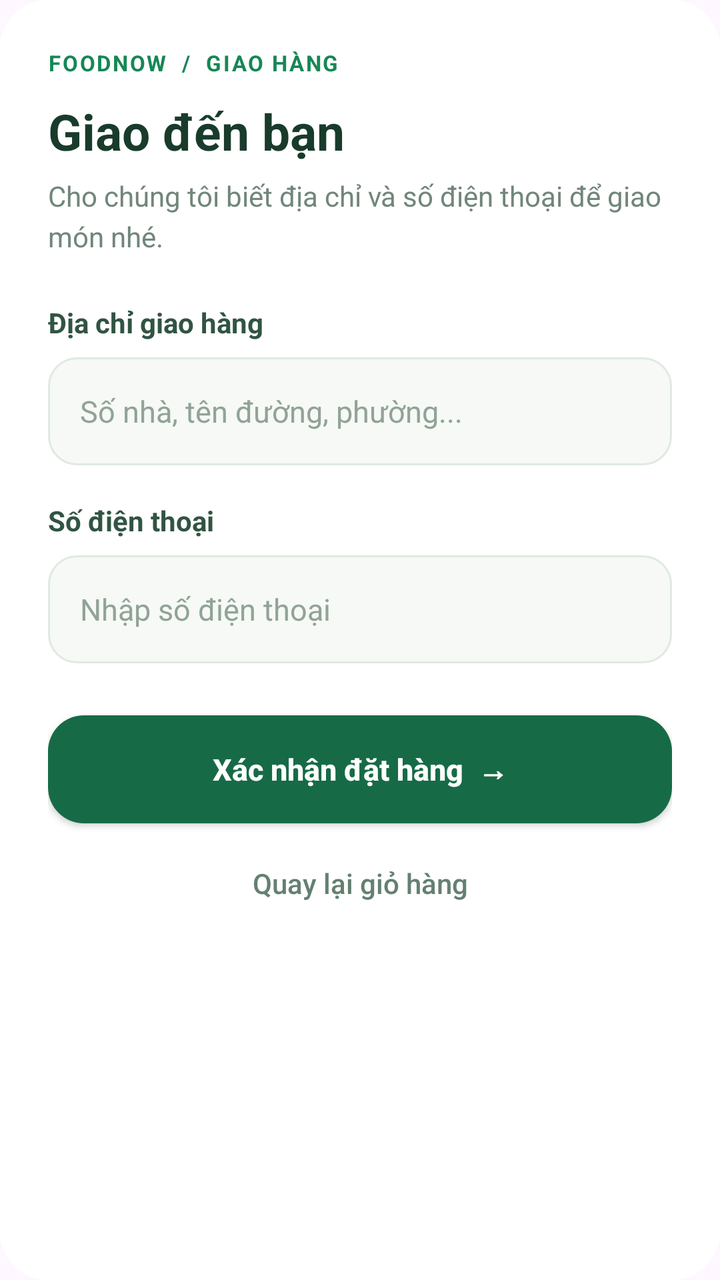
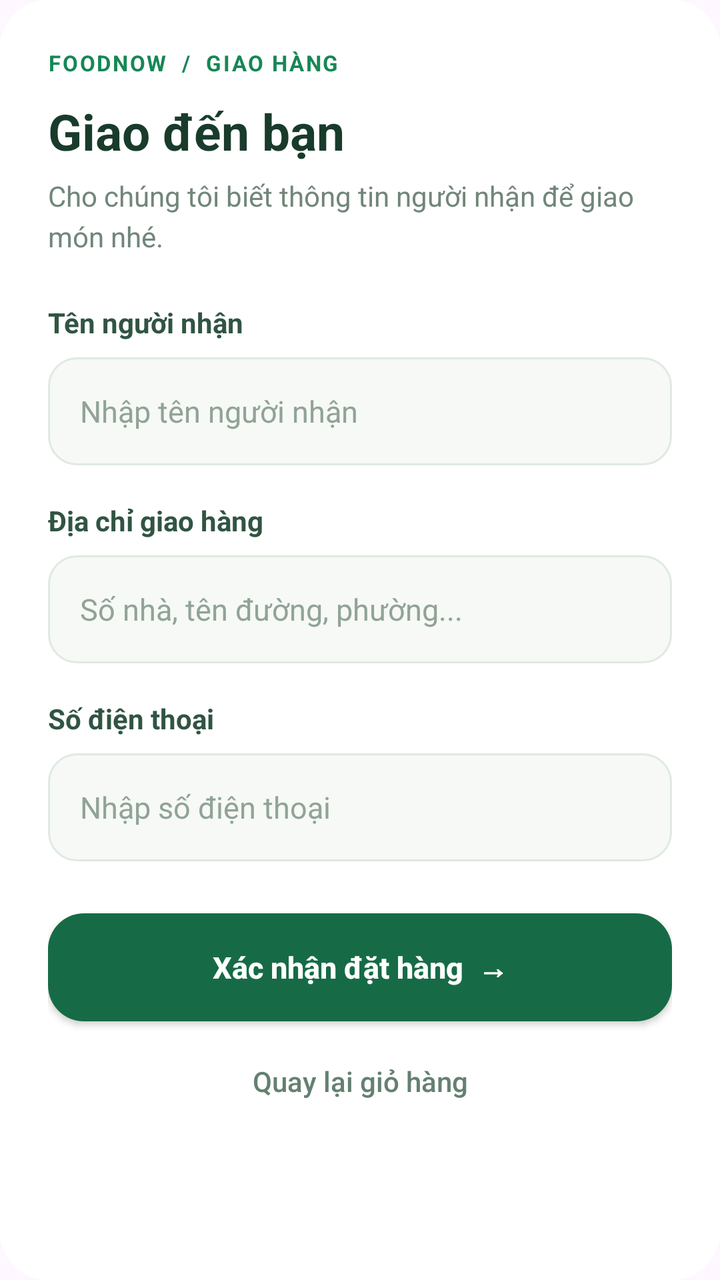

Before-and-after screenshots of an Android layout around one commit, followed by the original layout XML and the change that was made.
<!-- AndroidManifest.xml: application theme Theme.Project_FoodApp -->
<!-- res/layout/dialog_delivery.xml -->
<?xml version="1.0" encoding="utf-8"?>
<ScrollView xmlns:android="http://schemas.android.com/apk/res/android" android:layout_width="match_parent" android:layout_height="wrap_content" android:fillViewport="true" android:background="@drawable/bg_delivery_dialog" android:overScrollMode="ifContentScrolls">
    <LinearLayout android:layout_width="match_parent" android:layout_height="wrap_content" android:orientation="vertical" android:padding="24dp">
        <TextView android:layout_width="wrap_content" android:layout_height="wrap_content" android:text="FOODNOW  /  GIAO HÀNG" android:textColor="#168755" android:textSize="11sp" android:textStyle="bold" android:letterSpacing="0.08" />
        <TextView android:layout_width="match_parent" android:layout_height="wrap_content" android:layout_marginTop="10dp" android:text="Giao đến bạn" android:textColor="#193B2B" android:textSize="25sp" android:textStyle="bold" />
        <TextView android:layout_width="match_parent" android:layout_height="wrap_content" android:layout_marginTop="6dp" android:text="Cho chúng tôi biết địa chỉ và số điện thoại để giao món nhé." android:textColor="#71867A" android:textSize="14sp" android:lineSpacingExtra="4dp" />
        <TextView android:layout_width="match_parent" android:layout_height="wrap_content" android:layout_marginTop="24dp" android:text="Địa chỉ giao hàng" android:textColor="#315443" android:textSize="14sp" android:textStyle="bold" />
        <EditText android:id="@+id/deliveryAddress" android:layout_width="match_parent" android:layout_height="wrap_content" android:minHeight="54dp" android:layout_marginTop="8dp" android:background="@drawable/bg_delivery_input" android:paddingStart="16dp" android:paddingEnd="16dp" android:paddingTop="12dp" android:paddingBottom="12dp" android:hint="Số nhà, tên đường, phường..." android:textSize="15sp" android:textColor="#193B2B" android:textColorHint="#91A397" android:inputType="textPostalAddress|textCapSentences" />
        <TextView android:layout_width="match_parent" android:layout_height="wrap_content" android:layout_marginTop="18dp" android:text="Số điện thoại" android:textColor="#315443" android:textSize="14sp" android:textStyle="bold" />
        <EditText android:id="@+id/deliveryPhone" android:layout_width="match_parent" android:layout_height="wrap_content" android:minHeight="54dp" android:layout_marginTop="8dp" android:background="@drawable/bg_delivery_input" android:paddingStart="16dp" android:paddingEnd="16dp" android:paddingTop="12dp" android:paddingBottom="12dp" android:hint="Nhập số điện thoại" android:textSize="15sp" android:textColor="#193B2B" android:textColorHint="#91A397" android:inputType="phone" />
        <androidx.appcompat.widget.AppCompatButton android:id="@+id/confirmDelivery" android:layout_width="match_parent" android:layout_height="54dp" android:layout_marginTop="26dp" android:background="@drawable/bg_button_green" android:text="Xác nhận đặt hàng  →" android:textAllCaps="false" android:textColor="#FFFFFF" android:textSize="15sp" android:textStyle="bold" />
        <androidx.appcompat.widget.AppCompatButton android:id="@+id/cancelDelivery" android:layout_width="match_parent" android:layout_height="48dp" android:layout_marginTop="6dp" android:background="@android:color/transparent" android:text="Quay lại giỏ hàng" android:textAllCaps="false" android:textColor="#648071" android:textSize="14sp" />
    </LinearLayout>
</ScrollView>
<!-- resources referenced by this layout -->
<resources>
  <!-- drawable bg_button_green (drawable) -->
  <shape xmlns:android="http://schemas.android.com/apk/res/android" android:shape="rectangle">
      <solid android:color="#166B46" />
      <corners android:radius="18dp" />
  </shape>
  <!-- drawable bg_delivery_dialog (drawable) -->
  <shape xmlns:android="http://schemas.android.com/apk/res/android"><solid android:color="#FFFFFF"/><corners android:radius="24dp"/></shape>
  <!-- drawable bg_delivery_input (drawable) -->
  <shape xmlns:android="http://schemas.android.com/apk/res/android"><solid android:color="#F6F9F5"/><corners android:radius="14dp"/><stroke android:width="1dp" android:color="#DFEAE1"/></shape>
  <style name="Theme.Project_FoodApp" parent="Base.Theme.Project_FoodApp" />
  <style name="Base.Theme.Project_FoodApp" parent="Theme.Material3.Light.NoActionBar">
          <item name="android:statusBarColor">#F6F8F4</item>
          <item name="android:windowLightStatusBar">true</item>
          <item name="android:navigationBarColor">#F6F8F4</item>
          <item name="android:windowLightNavigationBar">true</item>
      </style>
</resources>

<!-- the commit's change to res/layout/dialog_delivery.xml (unified diff, before → after) -->
@@ -3,8 +3,10 @@
     <LinearLayout android:layout_width="match_parent" android:layout_height="wrap_content" android:orientation="vertical" android:padding="24dp">
         <TextView android:layout_width="wrap_content" android:layout_height="wrap_content" android:text="FOODNOW  /  GIAO HÀNG" android:textColor="#168755" android:textSize="11sp" android:textStyle="bold" android:letterSpacing="0.08" />
         <TextView android:layout_width="match_parent" android:layout_height="wrap_content" android:layout_marginTop="10dp" android:text="Giao đến bạn" android:textColor="#193B2B" android:textSize="25sp" android:textStyle="bold" />
-        <TextView android:layout_width="match_parent" android:layout_height="wrap_content" android:layout_marginTop="6dp" android:text="Cho chúng tôi biết địa chỉ và số điện thoại để giao món nhé." android:textColor="#71867A" android:textSize="14sp" android:lineSpacingExtra="4dp" />
-        <TextView android:layout_width="match_parent" android:layout_height="wrap_content" android:layout_marginTop="24dp" android:text="Địa chỉ giao hàng" android:textColor="#315443" android:textSize="14sp" android:textStyle="bold" />
+        <TextView android:layout_width="match_parent" android:layout_height="wrap_content" android:layout_marginTop="6dp" android:text="Cho chúng tôi biết thông tin người nhận để giao món nhé." android:textColor="#71867A" android:textSize="14sp" android:lineSpacingExtra="4dp" />
+        <TextView android:layout_width="match_parent" android:layout_height="wrap_content" android:layout_marginTop="24dp" android:text="Tên người nhận" android:textColor="#315443" android:textSize="14sp" android:textStyle="bold" />
+        <EditText android:id="@+id/deliveryName" android:layout_width="match_parent" android:layout_height="wrap_content" android:minHeight="54dp" android:layout_marginTop="8dp" android:background="@drawable/bg_delivery_input" android:paddingStart="16dp" android:paddingEnd="16dp" android:hint="Nhập tên người nhận" android:textSize="15sp" android:textColor="#193B2B" android:textColorHint="#91A397" android:inputType="textPersonName|textCapWords" />
+        <TextView android:layout_width="match_parent" android:layout_height="wrap_content" android:layout_marginTop="18dp" android:text="Địa chỉ giao hàng" android:textColor="#315443" android:textSize="14sp" android:textStyle="bold" />
         <EditText android:id="@+id/deliveryAddress" android:layout_width="match_parent" android:layout_height="wrap_content" android:minHeight="54dp" android:layout_marginTop="8dp" android:background="@drawable/bg_delivery_input" android:paddingStart="16dp" android:paddingEnd="16dp" android:paddingTop="12dp" android:paddingBottom="12dp" android:hint="Số nhà, tên đường, phường..." android:textSize="15sp" android:textColor="#193B2B" android:textColorHint="#91A397" android:inputType="textPostalAddress|textCapSentences" />
         <TextView android:layout_width="match_parent" android:layout_height="wrap_content" android:layout_marginTop="18dp" android:text="Số điện thoại" android:textColor="#315443" android:textSize="14sp" android:textStyle="bold" />
         <EditText android:id="@+id/deliveryPhone" android:layout_width="match_parent" android:layout_height="wrap_content" android:minHeight="54dp" android:layout_marginTop="8dp" android:background="@drawable/bg_delivery_input" android:paddingStart="16dp" android:paddingEnd="16dp" android:paddingTop="12dp" android:paddingBottom="12dp" android:hint="Nhập số điện thoại" android:textSize="15sp" android:textColor="#193B2B" android:textColorHint="#91A397" android:inputType="phone" />
